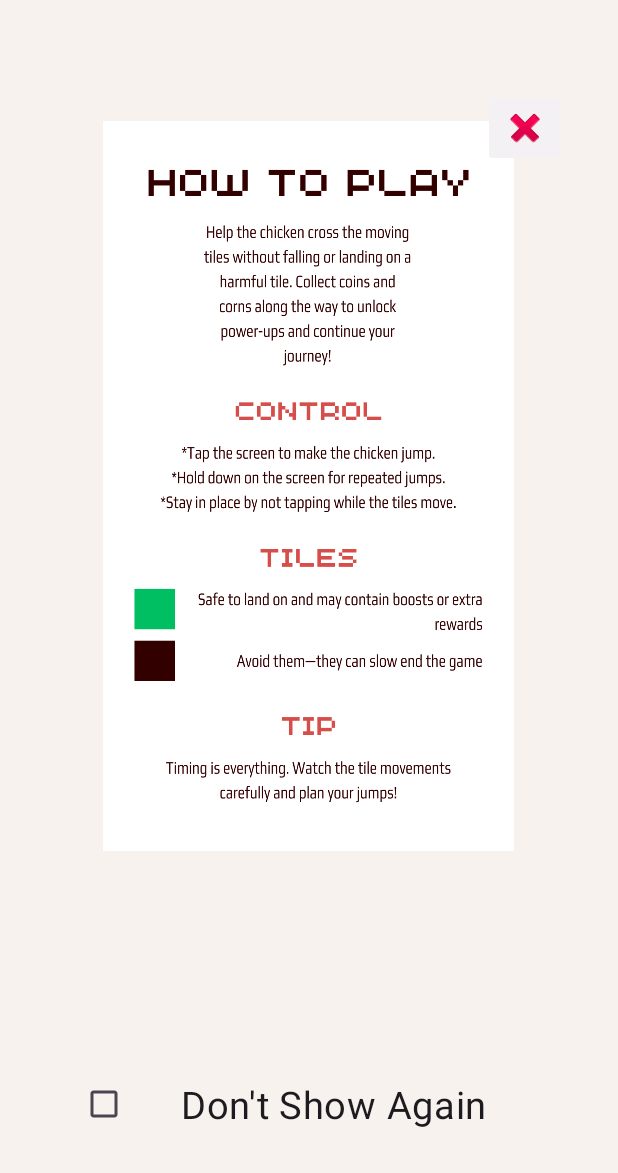
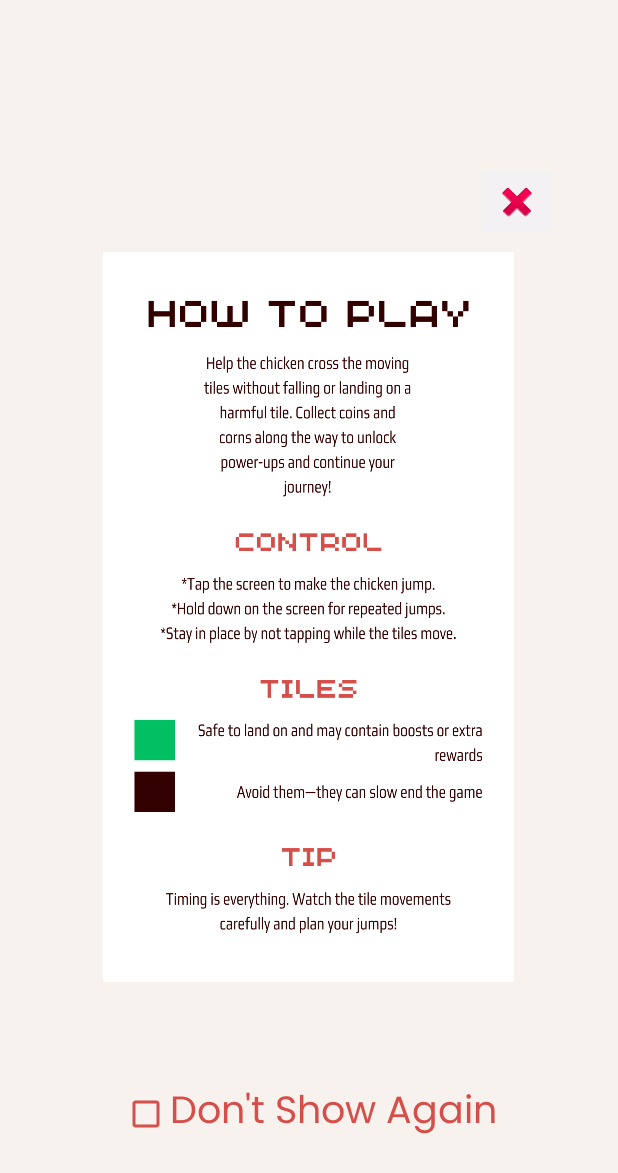
Before and after one commit to ChiobiJason/TheOtherSide, an Android app: the Tutorial screen opened directly, with no data from a screen before it, on a phone screen of 412 x 824 dp. Shown: the top 1173 px of the screen. Run offline under Robolectric (Android 15) with nearby library versions, the phone set to English and light mode, and no system bars.

Commit message:
minor adjustments

```diff
--- a/app/src/main/res/layout/tutorial.xml
+++ b/app/src/main/res/layout/tutorial.xml
@@ -8,13 +8,13 @@
     <ImageView
         android:id="@+id/imageView3"
         android:layout_width="274dp"
-        android:layout_height="648dp"
+        android:layout_height="500dp"
         app:layout_constraintBottom_toBottomOf="parent"
         app:layout_constraintEnd_toEndOf="parent"
         app:layout_constraintHorizontal_bias="0.496"
         app:layout_constraintStart_toStartOf="parent"
         app:layout_constraintTop_toTopOf="parent"
-        app:layout_constraintVertical_bias="0.0"
+        app:layout_constraintVertical_bias="0.497"
         app:srcCompat="@drawable/how_to_play" />
 
     <ImageButton
@@ -24,18 +24,22 @@
         android:backgroundTint="#F3F1F4"
         app:layout_constraintBottom_toBottomOf="parent"
         app:layout_constraintEnd_toEndOf="parent"
-        app:layout_constraintHorizontal_bias="0.904"
+        app:layout_constraintHorizontal_bias="0.89"
         app:layout_constraintStart_toStartOf="parent"
         app:layout_constraintTop_toTopOf="parent"
-        app:layout_constraintVertical_bias="0.077"
+        app:layout_constraintVertical_bias="0.141"
         app:srcCompat="@android:drawable/ic_delete" />
 
     <CheckBox
         android:id="@+id/dontShowTut"
-        android:layout_width="305dp"
-        android:layout_height="92dp"
+        android:layout_width="wrap_content"
+        android:layout_height="wrap_content"
+        android:buttonTint="#d54e49"
+        android:fontFamily="@font/poppins"
         android:text="Don't Show Again"
         android:textAlignment="center"
+        android:textAppearance="@style/TextAppearance.AppCompat.Body1"
+        android:textColor="#d54e49"
         android:textSize="25sp"
         app:layout_constraintBottom_toBottomOf="parent"
         app:layout_constraintEnd_toEndOf="parent"
```
Also changed, not shown: app/src/main/res/layout/activity_screen1.xml (+4 -4 lines).
